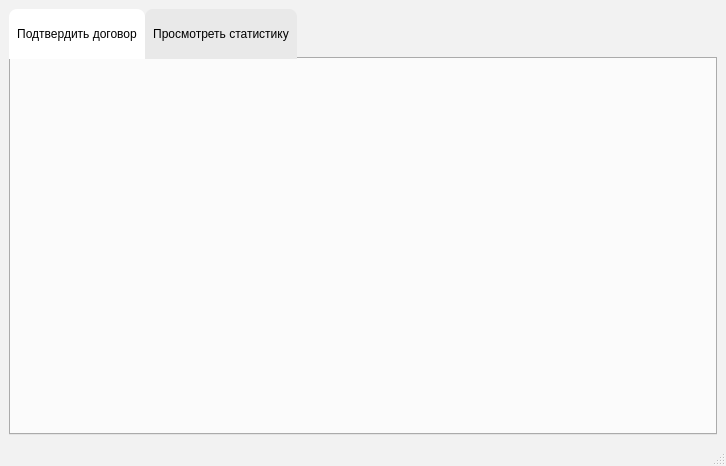
Old version of the form MDKP/accountantwindow.ui in the repository MiFit1/OSOGO.
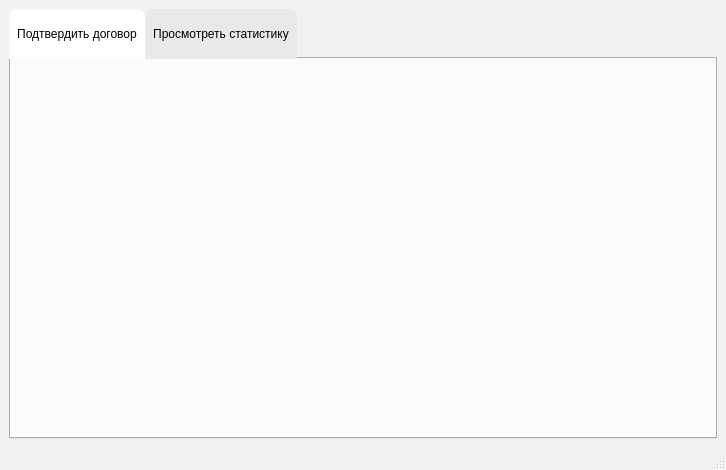
New version of the form.

```diff
--- a/MDKP/accountantwindow.ui
+++ b/MDKP/accountantwindow.ui
@@ -7,7 +7,7 @@
     <x>0</x>
     <y>0</y>
     <width>726</width>
-    <height>466</height>
+    <height>470</height>
    </rect>
   </property>
   <property name="windowTitle">
@@ -19,7 +19,7 @@
 }</string>
   </property>
   <widget class="QWidget" name="centralwidget">
-   <layout class="QHBoxLayout" name="horizontalLayout">
+   <layout class="QVBoxLayout" name="verticalLayout_2">
     <item>
      <widget class="QTabWidget" name="tabWidget">
       <property name="styleSheet">
```
